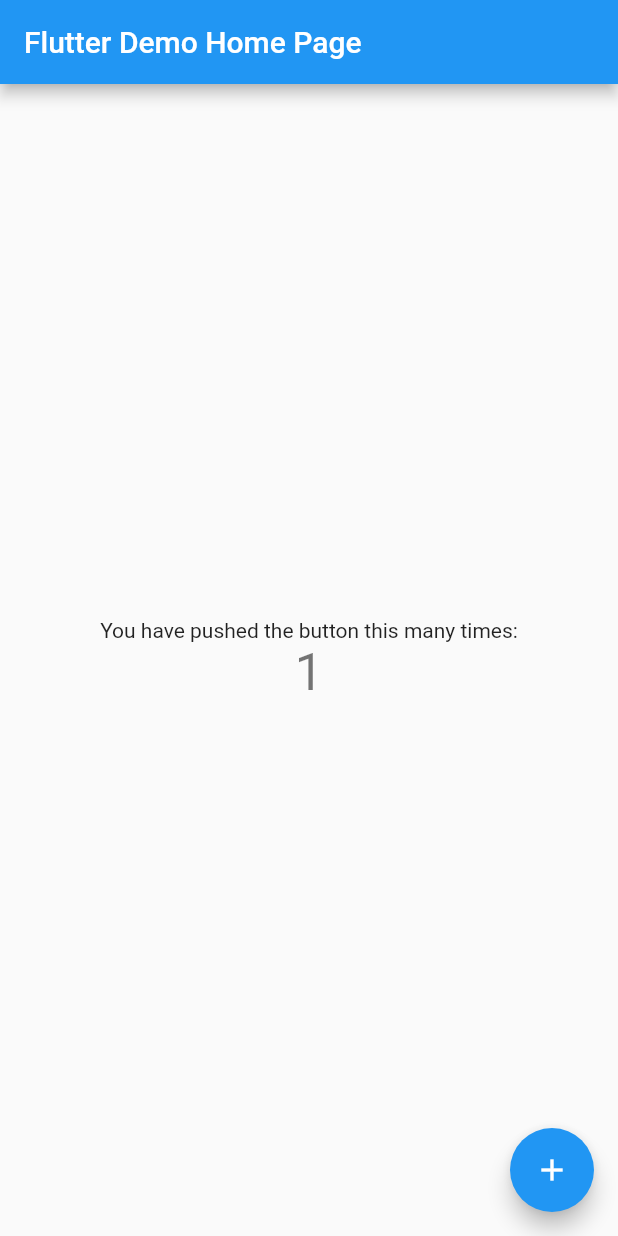
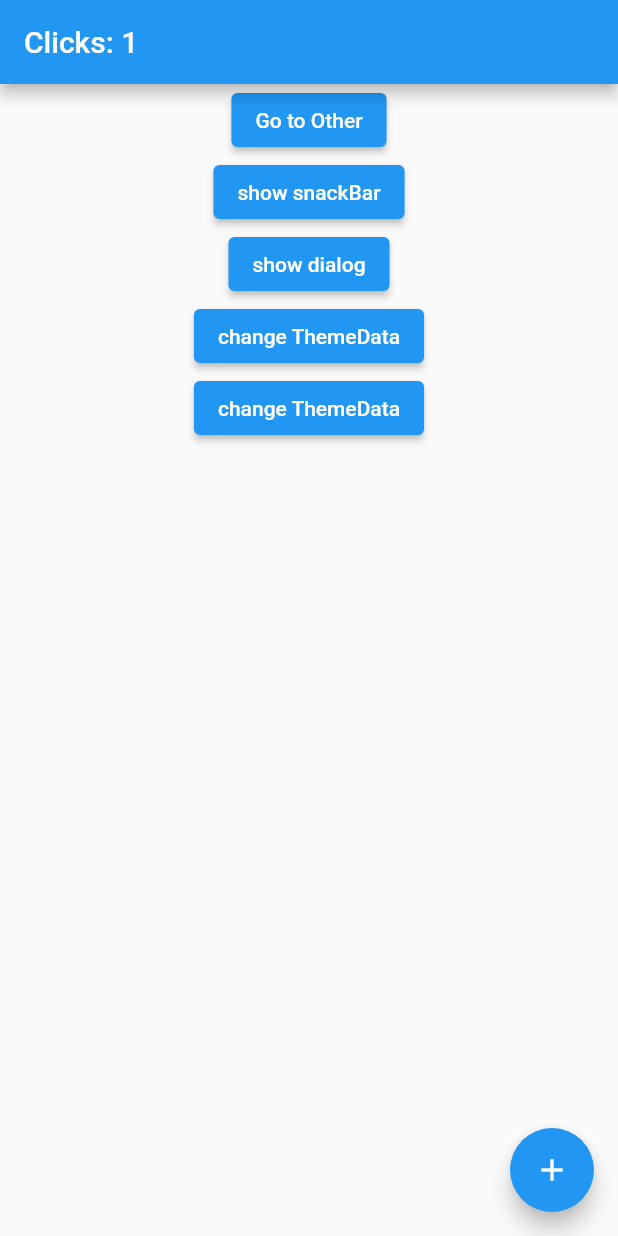
Before and after one commit to Doinb1988/getx_learning, a Flutter app: the screen it shows after launch, after a tap on the "add" icon, on a phone screen of 412 x 824 dp. Run offline on Flutter 3.47's test engine with Material 2 defaults, Android fonts, the phone set to English and light mode, and no system bars; our stand-ins replace get.

Commit message:
getX简单应用；

```diff
--- a/lib/main.dart
+++ b/lib/main.dart
@@ -1,113 +1,60 @@
 import 'package:flutter/material.dart';
+import 'package:get/get.dart';
 
-void main() {
-  runApp(MyApp());
+void main() => runApp(GetMaterialApp(home: Home()));
+
+
+///controller管理State、处理逻辑业务
+class Controller extends GetxController {
+  var count = 0.obs;
+
+  increment() => count++;
 }
 
-class MyApp extends StatelessWidget {
-  // This widget is the root of your application.
+///View包含controller实例，通过实例获取状态，更新状态
+class Home extends StatelessWidget {
   @override
-  Widget build(BuildContext context) {
-    return MaterialApp(
-      title: 'Flutter Demo',
-      theme: ThemeData(
-        // This is the theme of your application.
-        //
-        // Try running your application with "flutter run". You'll see the
-        // application has a blue toolbar. Then, without quitting the app, try
-        // changing the primarySwatch below to Colors.green and then invoke
-        // "hot reload" (press "r" in the console where you ran "flutter run",
-        // or simply save your changes to "hot reload" in a Flutter IDE).
-        // Notice that the counter didn't reset back to zero; the application
-        // is not restarted.
-        primarySwatch: Colors.blue,
-      ),
-      home: MyHomePage(title: 'Flutter Demo Home Page'),
-    );
+  Widget build(context) {
+    // 使用Get.put()实例化你的类，使其对当下的所有子路由可用。
+    final Controller control = Get.put(Controller());
+
+    return Scaffold(
+        // 使用Obx(()=>每当改变计数时，就更新Text()。
+        appBar: AppBar(title: Obx(() => Text("Clicks: ${control.count}"))),
+
+        // 用一个简单的Get.to()即可代替Navigator.push那8行，无需上下文！
+        body: Center(
+            child: Column(
+              crossAxisAlignment: CrossAxisAlignment.center,
+              children: [
+                ElevatedButton(
+                    child: Text("Go to Other"), onPressed: () => Get.to(Other())),
+                ///展示snackBar
+                ElevatedButton(
+                    child: Text("show snackBar"), onPressed: () => Get.snackbar('title', 'message')),
+                ///展示dialog
+                ElevatedButton(
+                    child: Text("show dialog"), onPressed: () => Get.defaultDialog(title: 'what are you doing')),
+                ///改变主题颜色
+                ElevatedButton(
+                    child: Text("change ThemeData"), onPressed: () => Get.changeTheme(ThemeData.dark())),
+                ///改变主题颜色
+                ElevatedButton(
+                    child: Text("change ThemeData"), onPressed: () => Get.changeTheme(ThemeData.light())),
+              ],
+            )),
+        floatingActionButton: FloatingActionButton(
+            child: Icon(Icons.add), onPressed: control.increment));
   }
 }
 
-class MyHomePage extends StatefulWidget {
-  MyHomePage({Key key, this.title}) : super(key: key);
-
-  // This widget is the home page of your application. It is stateful, meaning
-  // that it has a State object (defined below) that contains fields that affect
-  // how it looks.
-
-  // This class is the configuration for the state. It holds the values (in this
-  // case the title) provided by the parent (in this case the App widget) and
-  // used by the build method of the State. Fields in a Widget subclass are
-  // always marked "final".
-
-  final String title;
+class Other extends StatelessWidget {
+  // 你可以让Get找到一个正在被其他页面使用的Controller，并将它返回给你。
+  final Controller c = Get.find();
 
   @override
-  _MyHomePageState createState() => _MyHomePageState();
-}
-
-class _MyHomePageState extends State<MyHomePage> {
-  int _counter = 0;
-
-  void _incrementCounter() {
-    setState(() {
-      // This call to setState tells the Flutter framework that something has
-      // changed in this State, which causes it to rerun the build method below
-      // so that the display can reflect the updated values. If we changed
-      // _counter without calling setState(), then the build method would not be
-      // called again, and so nothing would appear to happen.
-      _counter++;
-    });
-  }
-
-  @override
-  Widget build(BuildContext context) {
-    // This method is rerun every time setState is called, for instance as done
-    // by the _incrementCounter method above.
-    //
-    // The Flutter framework has been optimized to make rerunning build methods
-    // fast, so that you can just rebuild anything that needs updating rather
-    // than having to individually change instances of widgets.
-    return Scaffold(
-      appBar: AppBar(
-        // Here we take the value from the MyHomePage object that was created by
-        // the App.build method, and use it to set our appbar title.
-        title: Text(widget.title),
-      ),
-      body: Center(
-        // Center is a layout widget. It takes a single child and positions it
-        // in the middle of the parent.
-        child: Column(
-          // Column is also a layout widget. It takes a list of children and
-          // arranges them vertically. By default, it sizes itself to fit its
-          // children horizontally, and tries to be as tall as its parent.
-          //
-          // Invoke "debug painting" (press "p" in the console, choose the
-          // "Toggle Debug Paint" action from the Flutter Inspector in Android
-          // Studio, or the "Toggle Debug Paint" command in Visual Studio Code)
-          // to see the wireframe for each widget.
-          //
-          // Column has various properties to control how it sizes itself and
-          // how it positions its children. Here we use mainAxisAlignment to
-          // center the children vertically; the main axis here is the vertical
-          // axis because Columns are vertical (the cross axis would be
-          // horizontal).
-          mainAxisAlignment: MainAxisAlignment.center,
-          children: <Widget>[
-            Text(
-              'You have pushed the button this many times:',
-            ),
-            Text(
-              '$_counter',
-              style: Theme.of(context).textTheme.headline4,
-            ),
-          ],
-        ),
-      ),
-      floatingActionButton: FloatingActionButton(
-        onPressed: _incrementCounter,
-        tooltip: 'Increment',
-        child: Icon(Icons.add),
-      ), // This trailing comma makes auto-formatting nicer for build methods.
-    );
+  Widget build(context) {
+    // 访问更新后的计数变量
+    return Scaffold(body: Center(child: Text("${c.count}")));
   }
 }
--- a/pubspec.yaml
+++ b/pubspec.yaml
@@ -22,7 +22,7 @@
 
 dependencies:
 #  使用getX需要添加该依赖
-  get:
+  get: 4.1.4
   flutter:
     sdk: flutter
 
```
Also changed, not shown: 1 other file.
